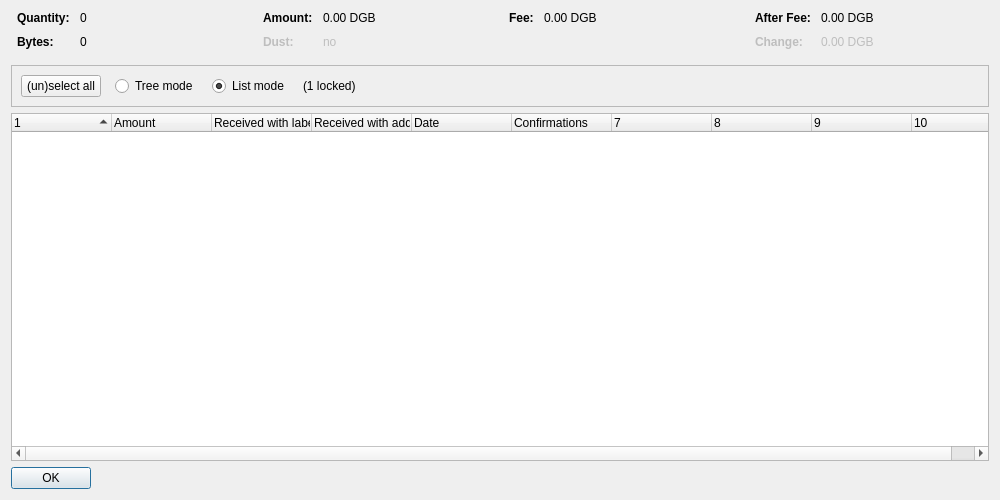
This is src/qt/forms/coincontroldialog.ui in digibyte/digibyte as Qt 5 draws it before an edit. The edited form follows.
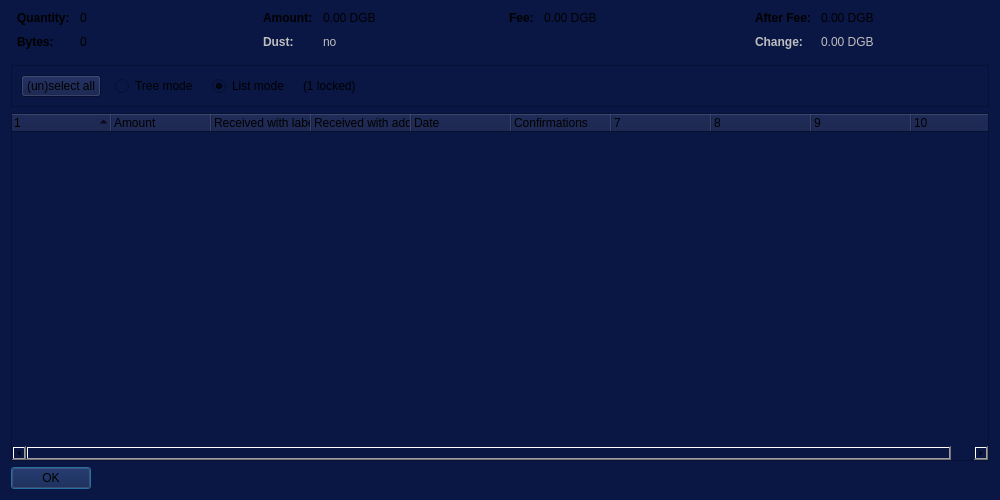
This is the edited form. Custom widgets are drawn as their Qt base class.

```diff
--- a/src/qt/forms/coincontroldialog.ui
+++ b/src/qt/forms/coincontroldialog.ui
@@ -13,6 +13,9 @@
   <property name="windowTitle">
    <string>Coin Selection</string>
   </property>
+  <property name="styleSheet">
+   <string notr="true">background-color: rgb(10, 22, 68);</string>
+  </property>
   <layout class="QVBoxLayout" name="verticalLayout">
    <item>
     <layout class="QHBoxLayout" name="horizontalLayoutTop" stretch="0,0,0,0">
```
